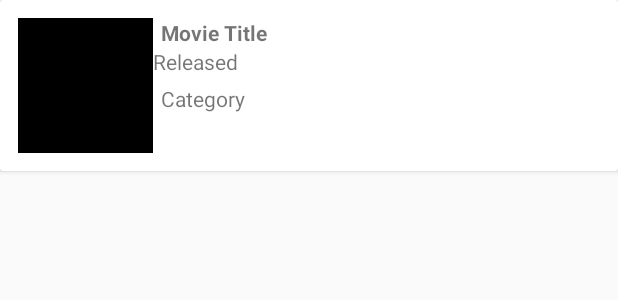
After one commit to jmunseng/Android-App-Uni-TimeTabel, an Android app: the layout movie_row.xml on its own in the app's theme, with its tools: preview values and no code run, on a phone screen of 412 x 824 dp. The commit adds this screen. Shown: the top 300 px of the screen. Run offline under Robolectric (Android 15) with nearby library versions, the phone set to English and light mode, and no system bars.

Commit message:
Add Movie API made RecycleView made Card View and adapter

```diff
--- a/app/build.gradle
+++ b/app/build.gradle
@@ -32,4 +32,6 @@ dependencies {
     androidTestImplementation 'androidx.test.ext:junit:1.1.1'
     androidTestImplementation 'androidx.test.espresso:espresso-core:3.2.0'
     implementation 'androidx.recyclerview:recyclerview:1.1.0'
+    compile 'com.dubsmash.volley:library:2.0.1'
+    implementation 'androidx.cardview:cardview:1.0.0'
 }
--- a/app/src/main/java/com/example/ass2movieapp/Activities/MainActivity.java
+++ b/app/src/main/java/com/example/ass2movieapp/Activities/MainActivity.java
@@ -4,6 +4,7 @@ import androidx.appcompat.app.AppCompatActivity;
 
 import android.os.Bundle;
 
+import com.android.volley.toolbox.Volley;
 import com.example.ass2movieapp.R;
 
 public class MainActivity extends AppCompatActivity {
--- a/app/src/main/java/com/example/ass2movieapp/Data/munseng.txt
+++ /dev/null
@@ -1 +0,0 @@
-munseng
--- /dev/null
+++ b/app/src/main/res/layout/movie_row.xml
@@ -0,0 +1,51 @@
+<?xml version="1.0" encoding="utf-8"?>
+<androidx.constraintlayout.widget.ConstraintLayout
+    xmlns:android="http://schemas.android.com/apk/res/android"
+    xmlns:app="http://schemas.android.com/apk/res-auto"
+    android:layout_width="match_parent"
+    android:layout_height="match_parent">
+
+    <androidx.cardview.widget.CardView
+        android:id="@+id/cardview"
+        android:layout_width="match_parent"
+        android:layout_height="wrap_content"
+        app:layout_constraintStart_toStartOf="parent"
+        app:layout_constraintTop_toTopOf="parent">
+        <RelativeLayout
+            android:layout_width="match_parent"
+            android:layout_height="wrap_content"
+            android:padding="12dp">
+            <ImageView
+                android:id="@+id/movieImageID"
+                android:layout_width="90dp"
+                android:layout_height="90dp"
+                android:background="@android:color/background_dark"/>
+            <TextView
+                android:layout_width="wrap_content"
+                android:layout_height="wrap_content"
+                android:id="@+id/movieTitleID"
+                android:paddingLeft="5dp"
+                android:text="Movie Title"
+                android:layout_toRightOf="@id/movieImageID"
+                android:textStyle="bold"/>
+            <TextView
+                android:layout_width="wrap_content"
+                android:layout_height="wrap_content"
+                android:id="@+id/movieReleaseID"
+                android:layout_toRightOf="@id/movieImageID"
+                android:text="Released"
+                android:layout_centerHorizontal="true"
+                android:layout_below="@id/movieTitleID"/>
+            <TextView
+                android:layout_width="wrap_content"
+                android:layout_height="wrap_content"
+                android:id="@+id/movieCatID"
+                android:padding="5dp"
+                android:layout_below="@id/movieReleaseID"
+                android:layout_toRightOf="@id/movieImageID"
+                android:text="Category"/>
+
+
+        </RelativeLayout>
+    </androidx.cardview.widget.CardView>
+</androidx.constraintlayout.widget.ConstraintLayout>
```
Also changed, not shown: app/src/main/java/com/example/ass2movieapp/Data/MovieRecyclerViewAdapter.java (added, +44 -0 lines), app/src/main/java/com/example/ass2movieapp/Model/Movie.java (added, +175 -0 lines), app/src/main/java/com/example/ass2movieapp/Util/Prefs.java (added, +23 -0 lines), 4 other files.
